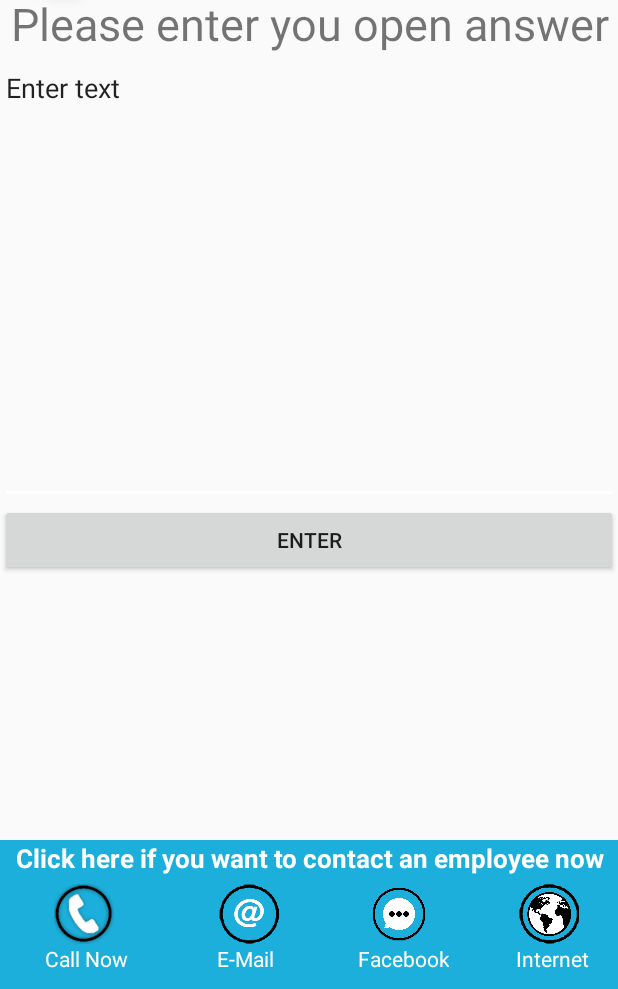
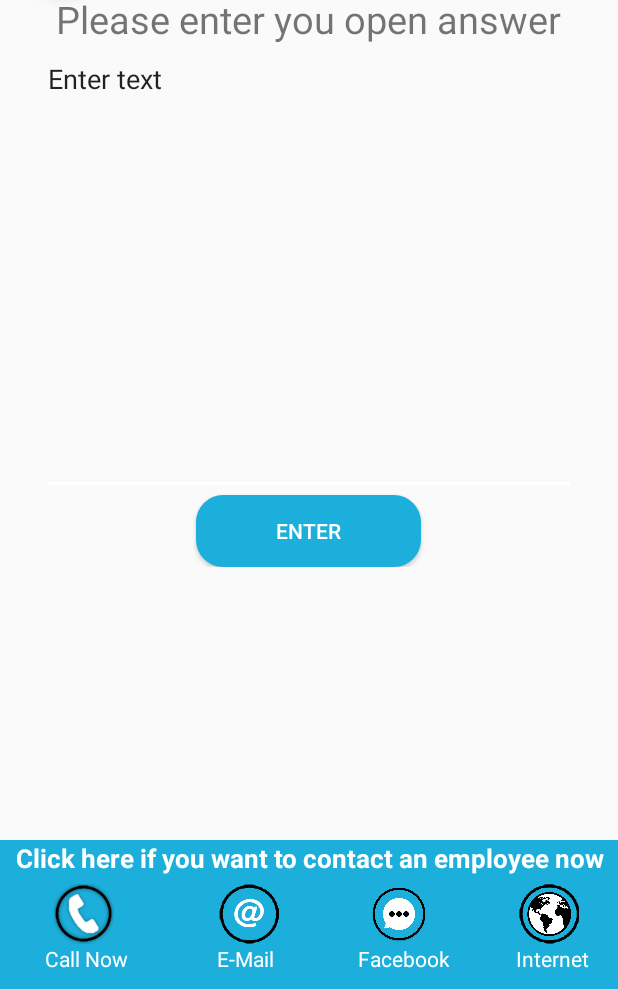
Before and after one commit to swavans/PCmeesters.nl-APP, an Android app: the ActivityActivity3 screen opened directly, with no data from a screen before it, on a phone screen of 412 x 824 dp, the part 247-1236 px from its top. Run offline under Robolectric (Android 15) with nearby library versions, the phone set to English and light mode, and no system bars; 1 statement that could not run was skipped.

Commit message:
changed button

```diff
--- a/app/src/main/res/layout/open_awnser_question.xml
+++ b/app/src/main/res/layout/open_awnser_question.xml
@@ -12,21 +12,23 @@
         android:layout_marginTop="160dp">
 
         <TextView
-            android:layout_width="match_parent"
+            android:layout_width="375dp"
             android:layout_height="wrap_content"
             android:gravity="center"
             android:text="Please enter you open answer"
-            android:textSize="30sp"/>
+            android:textSize="25sp"/>
             <EditText
-                android:layout_width="match_parent"
+                android:layout_width="356dp"
                 android:layout_height="300dp"
                 android:gravity="left"
                 android:text="Enter text"
                 android:nestedScrollingEnabled="true"/>
         <Button
-            android:layout_width="match_parent"
+            android:layout_width="150dp"
             android:layout_height="wrap_content"
-            android:text="Enter" />
+            android:text="Enter"
+            android:background="@drawable/rounded_button"
+            android:textColor="@color/abc_btn_colored_borderless_text_material" />
 
 
 
--- a/app/src/main/res/layout/three_answer_question.xml
+++ b/app/src/main/res/layout/three_answer_question.xml
@@ -75,7 +75,7 @@
                     android:layout_gravity="start"
                     android:textAlignment="center"
                     android:id="@+id/answerA"
-                    android:text="@string/awnser_a_to_question_3"
+                    android:text="@string/answer_a_to_question_3"
                     android:textSize="20sp"
                     />
             </LinearLayout>
--- a/app/src/main/res/layout/top_bar.xml
+++ b/app/src/main/res/layout/top_bar.xml
@@ -47,7 +47,8 @@
         android:visibility="visible"
         android:longClickable="true"
         android:adjustViewBounds="true"
-        android:layout_gravity="left" />
+        android:layout_gravity="left"
+        android:onClick="onBackPressed" />
 
 
 
```
Also changed, not shown: app/src/main/res/layout/four_answer_question.xml (+5 -4 lines), app/src/main/res/layout/problemcategory_selection.xml (+4 -4 lines).
